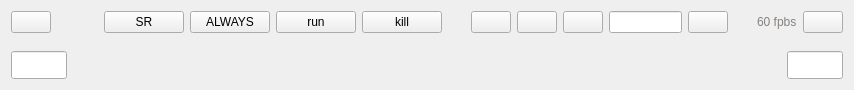
zenustech/zeno, file ui/zenoedit/timeline/ztimeline.ui: the form before one commit.
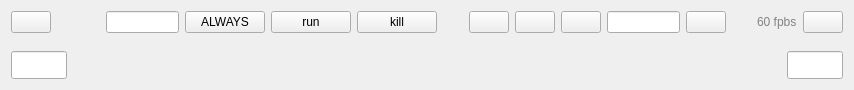
The form after the commit. Icons and pictures are not drawn. Custom widgets are drawn as their Qt base class.

Commit message: simple render time

Patch:
```diff
--- a/ui/zenoedit/timeline/ztimeline.ui
+++ b/ui/zenoedit/timeline/ztimeline.ui
@@ -56,12 +56,24 @@
       </spacer>
      </item>
      <item>
-      <widget class="QPushButton" name="btnSimpleRender">
-       <property name="text">
-        <string>SR</string>
+      <widget class="QLineEdit" name="editSR">
+       <property name="sizePolicy">
+        <sizepolicy hsizetype="Fixed" vsizetype="Preferred">
+         <horstretch>0</horstretch>
+         <verstretch>0</verstretch>
+        </sizepolicy>
        </property>
-       <property name="checkable">
-        <bool>true</bool>
+       <property name="minimumSize">
+        <size>
+         <width>73</width>
+         <height>0</height>
+        </size>
+       </property>
+       <property name="maximumSize">
+        <size>
+         <width>73</width>
+         <height>16777215</height>
+        </size>
        </property>
       </widget>
      </item>
```
The commit also changes 6 other files.
